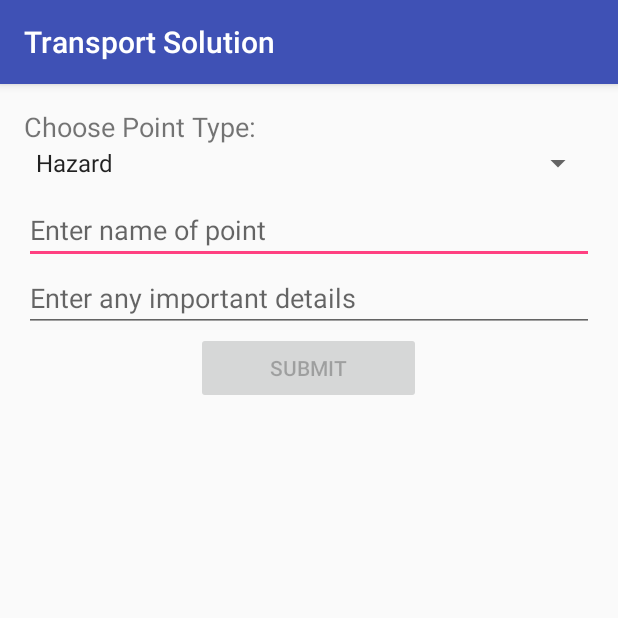
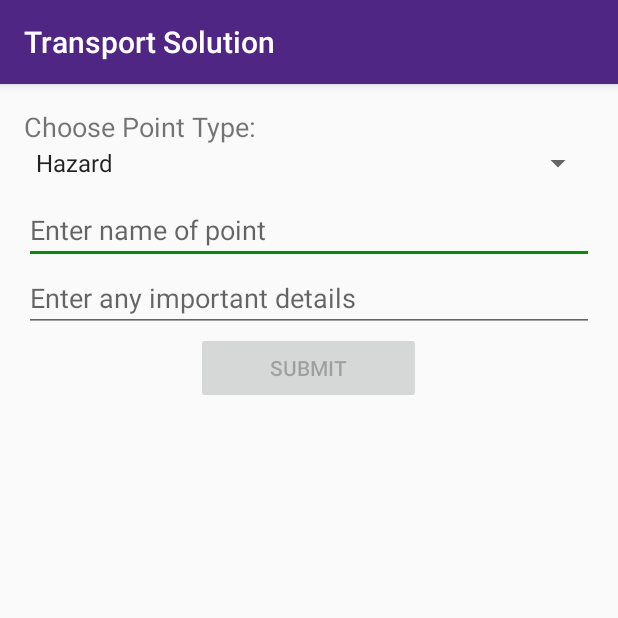
Before and after one commit to HasNate618/1050-Transport-App, an Android app: the SubmitActivity screen opened directly, with no data from a screen before it, on a phone screen of 412 x 824 dp, the top half of it. Run offline under Robolectric (Android 15) with nearby library versions, the phone set to English and light mode, and no system bars.

Commit message:
update ui

```diff
--- a/app/src/main/res/values/colors.xml
+++ b/app/src/main/res/values/colors.xml
@@ -1,6 +1,6 @@
 <?xml version="1.0" encoding="utf-8"?>
 <resources>
-    <color name="colorPrimary">#3F51B5</color>
-    <color name="colorPrimaryDark">#303F9F</color>
-    <color name="colorAccent">#FF4081</color>
+    <color name="colorPrimary">#4F2683</color>
+    <color name="colorPrimaryDark">#201436</color>
+    <color name="colorAccent">#009000</color>
 </resources>
```
Also changed, not shown: app/src/main/java/com/here/routing/PointOfInterest.java (+5 -4 lines), app/src/main/java/com/here/routing/RoutingExample.java (+5 -6 lines), app/src/main/res/drawable-nodpi/blue_dot.png (added), app/src/main/res/drawable-nodpi/green_dot.png, app/src/main/res/drawable-nodpi/hazard_icon.png (added), app/src/main/res/drawable-nodpi/person_icon.png (added), app/src/main/res/drawable-nodpi/red_dot.png.
